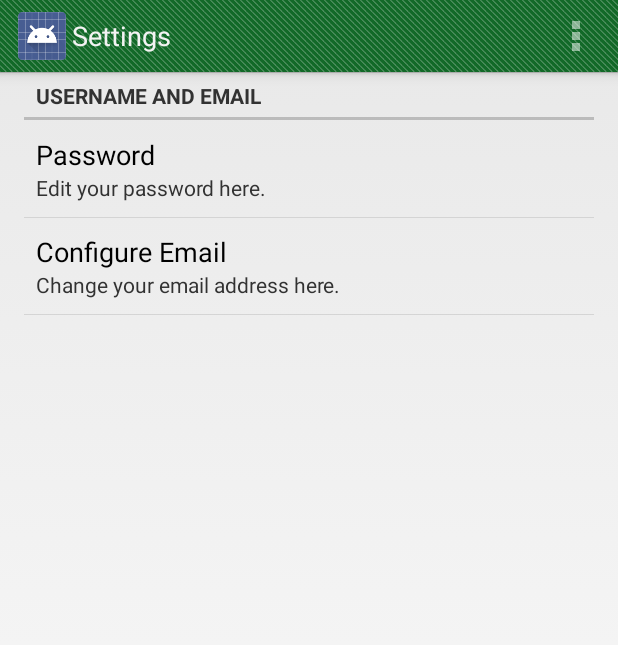
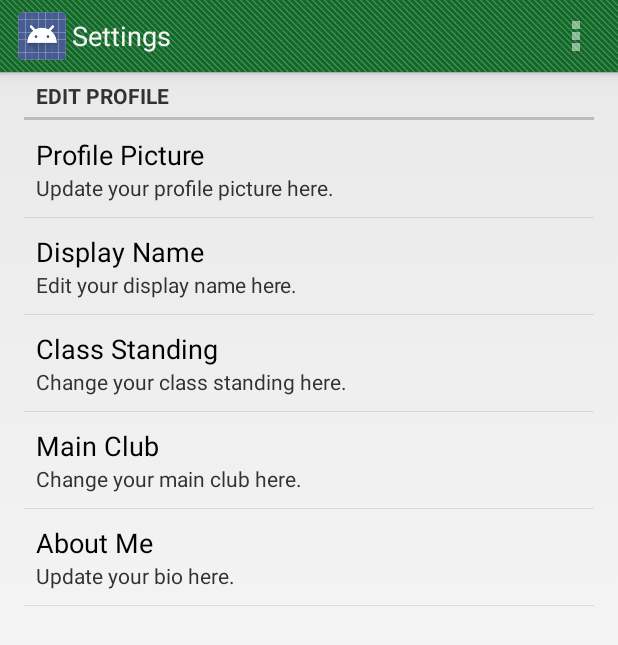
Before and after one commit to SouthernAdventistUniversitySeniorProj/ClubManager, an Android app: the settings screen opened directly, with no data from a screen before it, on a phone screen of 412 x 824 dp. Shown: the top 645 px of the screen. Run offline under Robolectric (Android 15) with nearby library versions, the phone set to English and light mode, and no system bars; libraries missing offline, so code that uses them is left out: com.parse; 4 statements that could not run were skipped.

Commit message:
uploading user photo through settings

```diff
--- a/clubProject/app/src/main/java/com/seniorproject/sauclubmanager/sa.java
+++ b/clubProject/app/src/main/java/com/seniorproject/sauclubmanager/sa.java
@@ -12,6 +12,8 @@ import android.widget.ImageButton;
 import android.widget.Spinner;
 import android.widget.TextView;
 import android.widget.Toast;
+
+import com.parse.ParseUser;
 
 /**
  * Created by User on 10/26/2014.
@@ -28,8 +30,9 @@ public class sa extends DashboardActivity {
     protected void onCreate(Bundle savedInstanceState) {
         super.onCreate(savedInstanceState);
         setContentView(R.layout.sa);
+        if (ParseUser.getCurrentUser() != null) {
         getActionBar().setHomeButtonEnabled(true);
-        getActionBar().setDisplayHomeAsUpEnabled(true);
+        getActionBar().setDisplayHomeAsUpEnabled(true); }
 
         final Spinner spin = (Spinner) findViewById(R.id.sa_spinner);
         spin.setOnItemSelectedListener(new AdapterView.OnItemSelectedListener() {
--- a/clubProject/app/src/main/res/menu/club_manager_main.xml
+++ b/clubProject/app/src/main/res/menu/club_manager_main.xml
@@ -10,8 +10,8 @@
         android:title="@string/action_settings"
         android:orderInCategory="100"
         app:showAsAction="never" />
-    <item android:id="@+id/action_report"
-        android:title="@string/report_label"
-        android:orderInCategory="100"
-        app:showAsAction="never"/>
+    <!--<item android:id="@+id/action_report"-->
+        <!--android:title="@string/report_label"-->
+        <!--android:orderInCategory="100"-->
+        <!--app:showAsAction="never"/>-->
 </menu>
--- a/clubProject/app/src/main/res/values/arrays.xml
+++ b/clubProject/app/src/main/res/values/arrays.xml
@@ -64,12 +64,51 @@
         <item>Wellness Club</item>
     </string-array>
 
+    <string-array name="clubvalues">
+        <item>1</item>
+        <item>2</item>
+        <item>3</item>
+        <item>4</item>
+        <item>5</item>
+        <item>6</item>
+        <item>7</item>
+        <item>8</item>
+        <item>9</item>
+        <item>10</item>
+        <item>11</item>
+        <item>12</item>
+        <item>13</item>
+        <item>15</item>
+        <item>16</item>
+        <item>17</item>
+        <item>18</item>
+        <item>19</item>
+        <item>20</item>
+        <item>21</item>
+        <item>22</item>
+        <item>23</item>
+        <item>24</item>
+        <item>25</item>
+        <item>26</item>
+        <item>27</item>
+        <item>28</item>
+        <item>29</item>
+    </string-array>
+
     <string-array name="class_standing">
         <item>class standing</item>
         <item>Freshman</item>
         <item>Sophomore</item>
         <item>Junior</item>
         <item>Senior</item>
+    </string-array>
+
+    <string-array name="classStandingVal">
+        <item>1</item>
+        <item>2</item>
+        <item>3</item>
+        <item>4</item>
+        <item>5</item>
     </string-array>
 
 
--- a/clubProject/app/src/main/res/xml/settings_frag.xml
+++ b/clubProject/app/src/main/res/xml/settings_frag.xml
@@ -3,19 +3,36 @@
     android:layout_width="match_parent"
     android:layout_height="match_parent">
     <PreferenceCategory
-        android:title="Username and Email"
+        android:title="Edit Profile"
         android:layout_width="match_parent">
+        <Preference
+            android:key="userpic"
+            android:title="Profile Picture"
+            android:summary="Update your profile picture here."/>
         <EditTextPreference
-            android:key="reg_pass"
-            android:title="Password"
-            android:summary="Edit your password here."
-            android:defaultValue=""
-            android:dialogTitle="Enter your new password: " />
+            android:key="reg_name"
+            android:title="Display Name"
+            android:summary="Edit your display name here."
+            android:dialogTitle="Enter your new display name (delimiter by space): " />
+        <ListPreference
+            android:key="reg_classStanding"
+            android:title="Class Standing"
+            android:summary="Change your class standing here."
+            android:entries="@array/class_standing"
+            android:entryValues="@array/classStandingVal"
+            android:dialogTitle="Choose your new class standing: "/>
+        <ListPreference
+            android:key="reg_mainClub"
+            android:title="Main Club"
+            android:summary="Change your main club here."
+            android:entries="@array/club_names"
+            android:entryValues="@array/clubvalues"
+            android:dialogTitle="Choose your new main club: "/>
         <EditTextPreference
-            android:key="reg_email"
-            android:title="Configure Email"
-            android:summary="Change your email address here."
-            android:defaultValue="your@email.com"
-            android:dialogTitle="Enter your new email here: "/>
+            android:key="user_bio"
+            android:title="About Me"
+            android:summary="Update your bio here."
+            android:dialogTitle="Enter your bio: "
+            android:lines="5"/>
     </PreferenceCategory>
 </PreferenceScreen>
--- a/clubProject/settings.gradle
+++ b/clubProject/settings.gradle
@@ -1 +1,3 @@
-include ':facebook', ':app', ':ParseLoginUI'
+include ':app'
+include ':ParseLoginUI'
+include ':facebook'
```
Also changed, not shown: clubProject/app/src/main/AndroidManifest.xml (+12 -6 lines), clubProject/app/src/main/java/com/seniorproject/sauclubmanager/ClubActivity.java (+32 -11 lines), clubProject/app/src/main/java/com/seniorproject/sauclubmanager/DashboardActivity.java (+4 -4 lines), clubProject/app/src/main/java/com/seniorproject/sauclubmanager/clubs.java (+5 -4 lines), clubProject/app/src/main/java/com/seniorproject/sauclubmanager/sa_senate_.java (+5 -3 lines), clubProject/app/src/main/java/com/seniorproject/sauclubmanager/settings.java (+196 -1 lines), clubProject/app/src/main/java/com/seniorproject/sauclubmanager/user_profile.java (+33 -193 lines), clubProject/app/src/main/res/layout/club_layout.xml (+4 -4 lines), clubProject/app/src/main/res/layout/user_profile.xml (+24 -14 lines), 3 other files.
